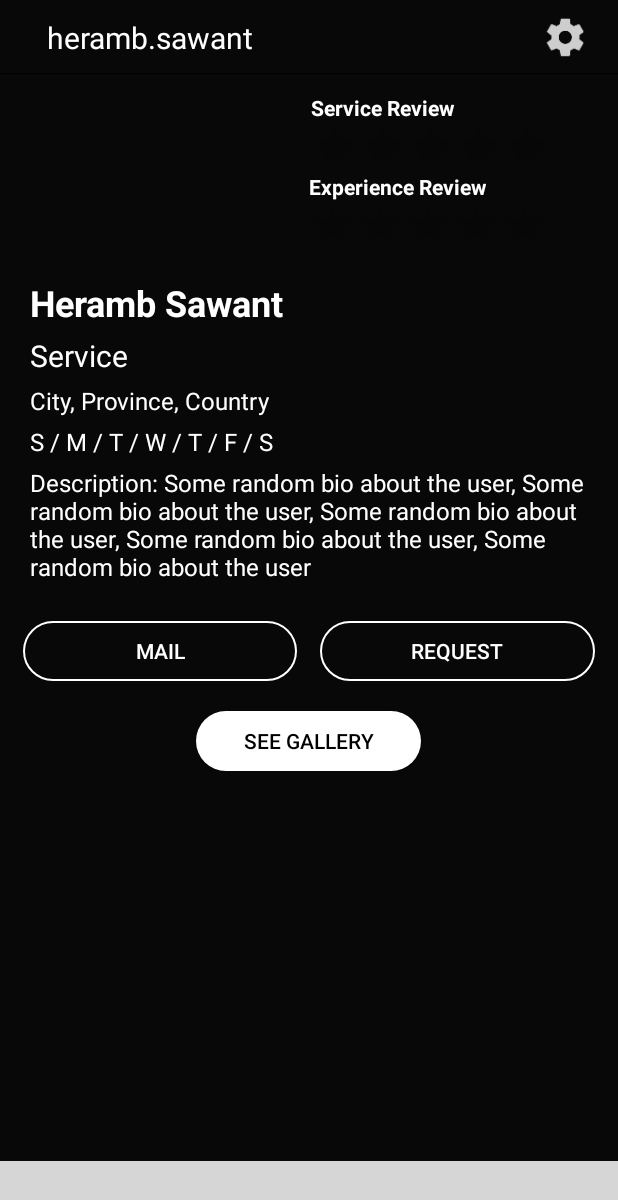
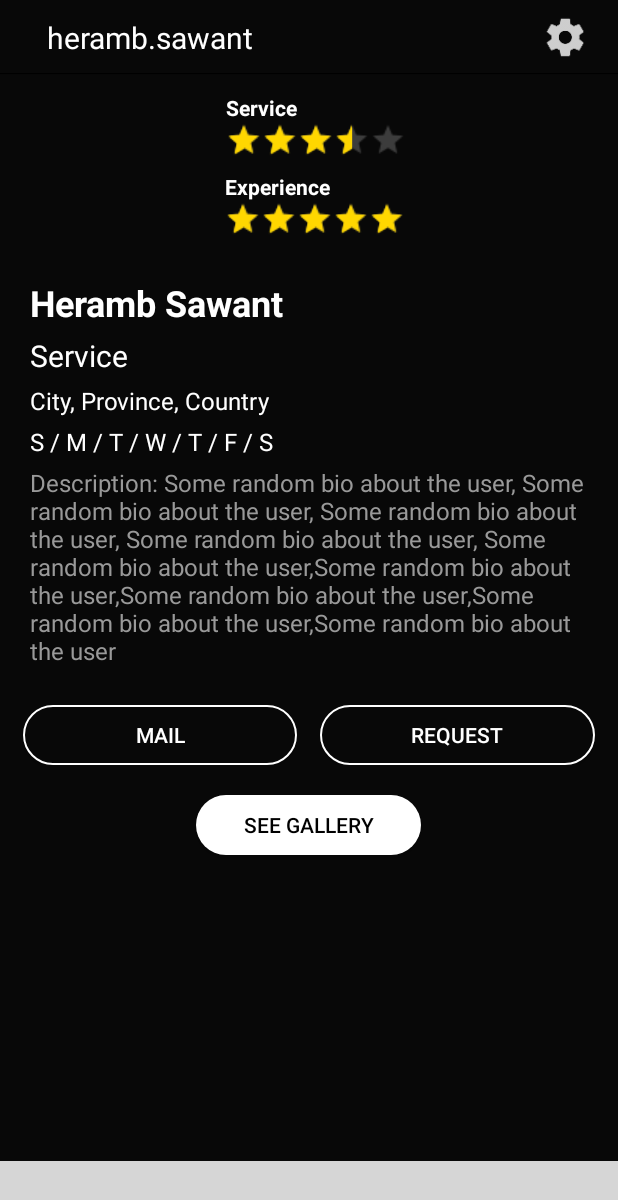
Before and after one commit to herambsawant1/MyApplication, an Android app: the ProfileActivity screen opened directly, with no data from a screen before it, on a phone screen of 412 x 824 dp. Shown: the top 1200 px of the screen. Run offline under Robolectric (Android 15) with nearby library versions, the phone set to English and light mode, and no system bars; our stand-ins replace CircleImageView; libraries missing offline, so code that uses them is left out: com.ittianyu.bottomnavigationviewex, com.nostra13.universalimageloader; plain views replace BottomNavigationViewEx; 8 statements that could not run were skipped; grey boxes are pictures that could not be loaded.

```diff
--- a/app/src/main/java/com/example/heramb/applicationoutline/Profile/ProfileActivity.java
+++ b/app/src/main/java/com/example/heramb/applicationoutline/Profile/ProfileActivity.java
@@ -30,7 +30,6 @@ public class ProfileActivity extends AppCompatActivity {
     protected void onCreate(Bundle savedInstanceState) {
         super.onCreate(savedInstanceState);
         setContentView(R.layout.activity_profile);
-
         setupBottomNavigationView();
         setupToolbar();
 
--- a/app/src/main/res/drawable/button_rounded_blue.xml
+++ b/app/src/main/res/drawable/button_rounded_black.xml
@@ -5,7 +5,7 @@
             <solid
                 android:color="@color/white"></solid>
             <corners
-                android:radius="50dp"></corners>
+                android:radius="30dp"></corners>
         </shape>
     </item>
     <item>
@@ -16,7 +16,7 @@
                 android:width="1dp"
                 android:color="@color/white"></stroke>
             <corners
-                android:radius="50dp"></corners>
+                android:radius="30dp"></corners>
         </shape>
     </item>
 </selector>
--- a/app/src/main/res/drawable/button_rounded_white.xml
+++ b/app/src/main/res/drawable/button_rounded_white.xml
@@ -8,7 +8,7 @@
                 android:width="1dp"
                 android:color="@color/white"></stroke>
             <corners
-                android:radius="40dp"></corners>
+                android:radius="30dp"></corners>
         </shape>
     </item>
     <item>
@@ -16,7 +16,7 @@
             <solid
                 android:color="@color/white"></solid>
             <corners
-                android:radius="50dp"></corners>
+                android:radius="30dp"></corners>
         </shape>
     </item>
 </selector>
--- a/app/src/main/res/layout/snippet_profile_info.xml
+++ b/app/src/main/res/layout/snippet_profile_info.xml
@@ -7,8 +7,8 @@
         android:layout_height="match_parent">
 
     <RelativeLayout
-        android:layout_width="match_parent"
-        android:layout_height="match_parent">
+        android:layout_width="wrap_content"
+        android:layout_height="wrap_content">
 
         <!-- ********************Middle Section*************************** -->
 
@@ -22,15 +22,14 @@
                 android:id="@+id/linLayout"
                 android:layout_width="match_parent"
                 android:layout_height="wrap_content"
-                android:orientation="horizontal"
-                android:weightSum="100">
+                android:orientation="horizontal">
 
 
                 <RelativeLayout
-                    android:layout_width="0dp"
-                    android:layout_height="match_parent"
-                    android:layout_marginLeft="25dp"
-                    android:layout_weight="40">
+                    android:layout_width="wrap_content"
+                    android:layout_height="wrap_content"
+                    android:layout_marginLeft="20dp"
+                    android:layout_gravity="center_vertical">
 
                     <de.hdodenhof.circleimageview.CircleImageView
                         android:id="@+id/profile_image"
@@ -38,17 +37,14 @@
                         android:layout_height="100dp"
                         android:layout_centerVertical="true"
                         app:civ_border_color="@color/black"
-                        app:civ_border_width="2dp" />
+                        app:civ_border_width="1.5dp" />
 
 
                 </RelativeLayout>
 
                 <RelativeLayout
-                    android:layout_width="0dp"
-                    android:layout_height="wrap_content"
-                    android:layout_marginEnd="30dp"
-                    android:layout_marginStart="30dp"
-                    android:layout_weight="75">
+                    android:layout_width="wrap_content"
+                    android:layout_height="wrap_content">
 
                     <include layout="@layout/snippet_profile_reviews" />
 
@@ -101,7 +97,8 @@
                     android:layout_width="match_parent"
                     android:layout_height="wrap_content"
                     android:layout_marginTop="5dp"
-                    android:text="Description: Some random bio about the user, Some random bio about the user, Some random bio about the user, Some random bio about the user, Some random bio about the user"
+                    android:textColor="@color/textGrey"
+                    android:text="Description: Some random bio about the user, Some random bio about the user, Some random bio about the user, Some random bio about the user, Some random bio about the user,Some random bio about the user,Some random bio about the user,Some random bio about the user,Some random bio about the user"
                     android:textSize="16sp" />
 
             </LinearLayout>
@@ -142,7 +139,7 @@
         <RelativeLayout
             android:id="@+id/relLayout3"
             android:layout_width="match_parent"
-            android:layout_height="40dp"
+            android:layout_height="100dp"
             android:layout_below="@+id/profileInformation"
             android:layout_marginTop="20dp"
             android:layout_marginBottom="20dp">
@@ -150,9 +147,10 @@
             <Button
                 android:id="@+id/profileGalleryImages"
                 android:layout_width="150dp"
-                android:layout_height="wrap_content"
-                android:background="@drawable/button_rounded_blue"
+                android:layout_height="40dp"
+                android:background="@drawable/button_rounded_black"
                 android:text="see gallery"
+                android:layout_marginBottom="50dp"
                 android:layout_alignParentTop="true"
                 android:layout_centerHorizontal="true"
                 android:textColor="@color/black"/>
--- a/app/src/main/res/layout/snippet_profile_reviews.xml
+++ b/app/src/main/res/layout/snippet_profile_reviews.xml
@@ -13,7 +13,7 @@
         android:layout_width="wrap_content"
         android:layout_height="wrap_content"
         android:layout_marginTop="2dp"
-        android:text="Service Review"
+        android:text="Service"
         android:textSize="14sp"
         android:textStyle="bold"
         app:layout_constraintTop_toTopOf="parent"
@@ -27,7 +27,7 @@
         android:id="@+id/textView2"
         android:layout_width="wrap_content"
         android:layout_height="wrap_content"
-        android:text="Experience Review"
+        android:text="Experience"
         android:textSize="14sp"
         android:textStyle="bold"
         android:layout_marginLeft="8dp"
@@ -43,30 +43,37 @@
             style="?android:attr/ratingBarStyleSmall"
             android:layout_width="wrap_content"
             android:layout_height="wrap_content"
-            android:scaleX="2"
-            android:scaleY="2"
+            android:layout_marginLeft="0dp"
+            android:layout_marginTop="0dp"
+            android:isIndicator="true"
+            android:theme="@style/RatingBar"
+            android:max="5"
+            android:numStars="5"
+            android:rating="3.5"
+            android:scaleX="1.5"
+            android:scaleY="1.5"
             android:transformPivotX="0dp"
             android:transformPivotY="0dp"
-            android:isIndicator="true"
-            android:max="5"
-            android:layout_marginTop="0dp"
-            app:layout_constraintTop_toBottomOf="@+id/textView"
-            android:layout_marginLeft="0dp"
-            app:layout_constraintLeft_toLeftOf="@+id/textView" />
+            app:layout_constraintLeft_toLeftOf="@+id/textView"
+            app:layout_constraintTop_toBottomOf="@+id/textView" />
+
         <RatingBar
             android:id="@+id/ratingbar2"
             style="?android:attr/ratingBarStyleSmall"
             android:layout_width="wrap_content"
             android:layout_height="wrap_content"
-            android:scaleX="2"
-            android:scaleY="2"
+            android:layout_marginLeft="0dp"
+            android:layout_marginTop="0dp"
+            android:isIndicator="true"
+            android:max="5"
+            android:numStars="5"
+            android:rating="5"
+            android:theme="@style/RatingBar"
+            android:scaleX="1.5"
+            android:scaleY="1.5"
             android:transformPivotX="0dp"
             android:transformPivotY="0dp"
-            android:isIndicator="true"
-            android:max="5"
-            android:layout_marginLeft="0dp"
             app:layout_constraintLeft_toLeftOf="@+id/textView2"
-            android:layout_marginTop="0dp"
             app:layout_constraintTop_toBottomOf="@+id/textView2" />
     </android.support.constraint.ConstraintLayout>
 
--- a/app/src/main/res/values/colors.xml
+++ b/app/src/main/res/values/colors.xml
@@ -2,12 +2,15 @@
 <resources>
     <color name="colorPrimary">#3F51B5</color>
     <color name="colorPrimaryDark">#303F9F</color>
-    <color name="colorAccent">#FF4081</color>
+    <color name="colorAccent">#6B6B6B</color>
     <color name="windowBackground">#080808</color>
-    <color name="grey">#bfbfbf</color>
+    <color name="grey">#6B6B6B</color>
     <color name="white">#FFF</color>
     <color name="black">#000</color>
     <color name="linkBlue">#005ce6</color>
+    <color name="textGrey">#999999</color>
     <color name="buttonBlue">#3333cc</color>
-    <color name="darkGrey">#161616</color>
+    <color name="darkGrey">#181818</color>
+    <color name="gold">#FFD700</color>
+    <color name="starGrey">#C0C0C0</color>
 </resources>
--- a/app/src/main/res/values/styles.xml
+++ b/app/src/main/res/values/styles.xml
@@ -9,5 +9,7 @@
     <item name="android:windowBackground">@color/windowBackground</item>
     <item name="android:textColor">@color/white</item>
 </style>
-
+<style name="RatingBar" parent="Theme.AppCompat">
+    <item name="colorControlActivated">@color/gold</item>
+</style>
 </resources>
--- a/build.gradle
+++ b/build.gradle
@@ -5,7 +5,7 @@ buildscript {
         jcenter()
     }
     dependencies {
-        classpath 'com.android.tools.build:gradle:2.3.2'
+        classpath 'com.android.tools.build:gradle:2.3.3'
 
         // NOTE: Do not place your application dependencies here; they belong
         // in the individual module build.gradle files
```
Also changed, not shown: app/src/main/java/com/example/heramb/applicationoutline/Utils/BottomNavigationViewHelper.java (+13 -2 lines), app/src/main/res/layout/layout_body_account_settings.xml (+7 -6 lines), app/src/main/res/layout/layout_body_edit_profile.xml (+46 -16 lines), app/src/main/res/layout/layout_body_search.xml (+34 -7 lines).
